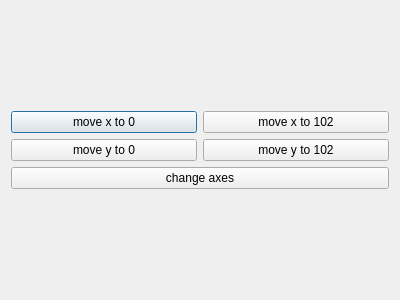
The window that PI/findAxes.ui (gaporf/diploma-2) describes before a commit, drawn with Qt 5.
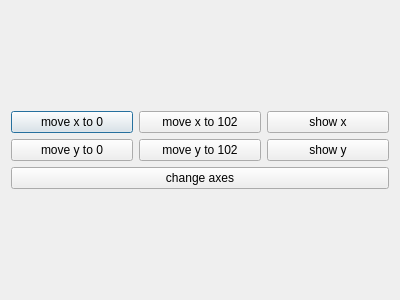
The same window after the commit.

Patch:
```diff
--- a/PI/findAxes.ui
+++ b/PI/findAxes.ui
@@ -43,6 +43,13 @@
        </property>
       </widget>
      </item>
+     <item>
+      <widget class="QPushButton" name="showX">
+       <property name="text">
+        <string>show x</string>
+       </property>
+      </widget>
+     </item>
     </layout>
    </item>
    <item>
@@ -61,6 +68,13 @@
        </property>
       </widget>
      </item>
+     <item>
+      <widget class="QPushButton" name="showY">
+       <property name="text">
+        <string>show y</string>
+       </property>
+      </widget>
+     </item>
     </layout>
    </item>
    <item>
```
Left out of the diff: 2 changed lines with no effect on the pictures.
